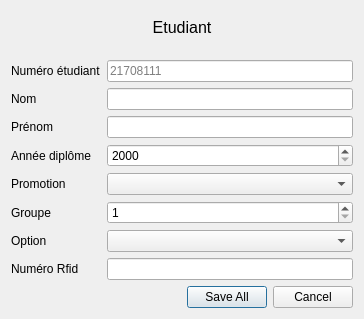
Before: the Qt Designer form Badgeuse/studentsdialog.ui in louisthomaspro/badgeuse-polytech, drawn with Qt 5.
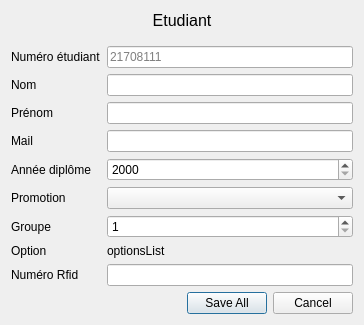
After: the same form once the commit is applied.

Commit message: add/delete student working + QCheckboxList for options

```diff
--- a/Badgeuse/studentsdialog.ui
+++ b/Badgeuse/studentsdialog.ui
@@ -102,14 +102,14 @@
      <item row="2" column="1">
       <widget class="QLineEdit" name="le_lastname"/>
      </item>
-     <item row="3" column="0">
+     <item row="4" column="0">
       <widget class="QLabel" name="label_5">
        <property name="text">
         <string>Année diplôme</string>
        </property>
       </widget>
      </item>
-     <item row="3" column="1">
+     <item row="4" column="1">
       <widget class="QSpinBox" name="sb_degreeYear">
        <property name="minimum">
         <number>2000</number>
@@ -119,54 +119,68 @@
        </property>
       </widget>
      </item>
-     <item row="4" column="1">
+     <item row="5" column="1">
       <widget class="QComboBox" name="cb_trainingName"/>
      </item>
-     <item row="4" column="0">
+     <item row="5" column="0">
       <widget class="QLabel" name="label_4">
        <property name="text">
         <string>Promotion</string>
        </property>
       </widget>
      </item>
-     <item row="5" column="1">
+     <item row="6" column="1">
       <widget class="QSpinBox" name="sb_group">
        <property name="minimum">
         <number>1</number>
        </property>
       </widget>
      </item>
-     <item row="5" column="0">
+     <item row="6" column="0">
       <widget class="QLabel" name="label_6">
        <property name="text">
         <string>Groupe</string>
        </property>
       </widget>
      </item>
-     <item row="6" column="0">
+     <item row="7" column="0">
       <widget class="QLabel" name="label_7">
        <property name="text">
         <string>Option</string>
        </property>
       </widget>
      </item>
-     <item row="6" column="1">
-      <widget class="QComboBox" name="cb_optionName"/>
-     </item>
-     <item row="7" column="0">
+     <item row="8" column="0">
       <widget class="QLabel" name="label_8">
        <property name="text">
         <string>Numéro Rfid</string>
        </property>
       </widget>
      </item>
-     <item row="7" column="1">
+     <item row="8" column="1">
       <widget class="QLineEdit" name="le_rfidNumber">
        <property name="readOnly">
         <bool>true</bool>
        </property>
       </widget>
      </item>
+     <item row="3" column="0">
+      <widget class="QLabel" name="label_10">
+       <property name="text">
+        <string>Mail</string>
+       </property>
+      </widget>
+     </item>
+     <item row="3" column="1">
+      <widget class="QLineEdit" name="le_mail"/>
+     </item>
+     <item row="7" column="1">
+      <widget class="QLabel" name="l_optionsList">
+       <property name="text">
+        <string>optionsList</string>
+       </property>
+      </widget>
+     </item>
     </layout>
    </item>
    <item>
```
The commit also changes 8 other files.
